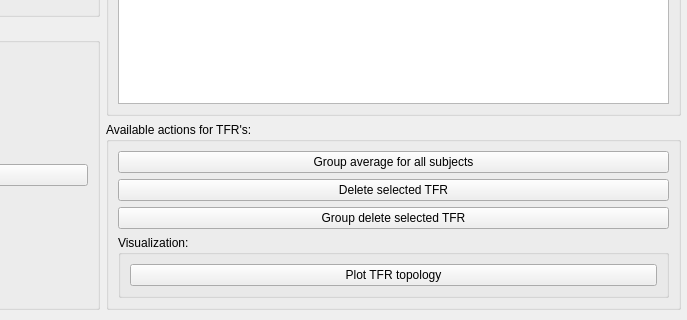
This is designer_ui_files/mainWindowTabInducedUi.ui in cibr-jyu/meggie as Qt 5 draws it before an edit; both pictures show x 310 to 997 and y 281 to 601 of the 997 by 601 pixel window. The edited form follows.
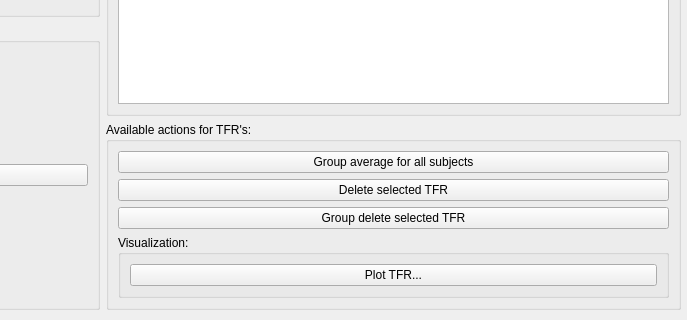
This is the edited form.

Diff of the .ui file:
```diff
--- a/designer_ui_files/mainWindowTabInducedUi.ui
+++ b/designer_ui_files/mainWindowTabInducedUi.ui
@@ -112,7 +112,7 @@
               <item>
                <widget class="QPushButton" name="pushButtonPlotTFRTopology">
                 <property name="text">
-                 <string>Plot TFR topology</string>
+                 <string>Plot TFR...</string>
                 </property>
                </widget>
               </item>
```
Left out of the diff: 2 changed lines with no effect on the pictures.
